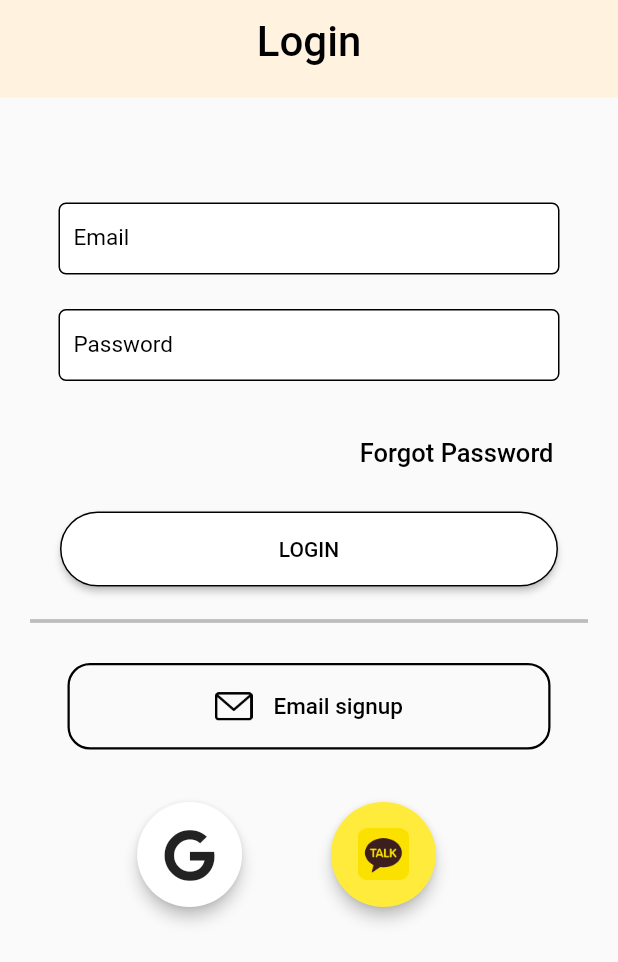
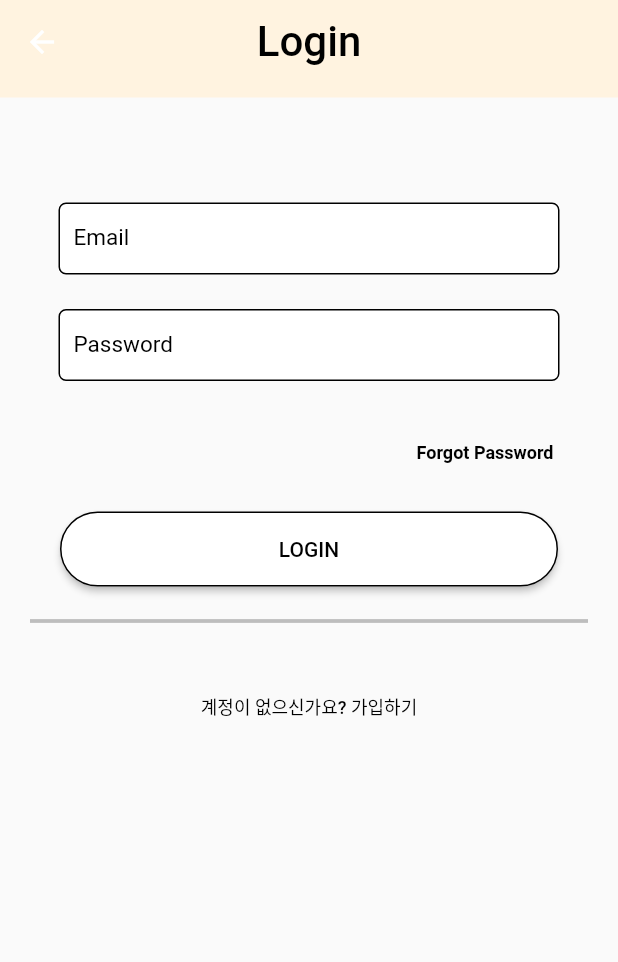
Before and after one commit to lyoung09/forfor, a Flutter app: the Login screen opened by its route, on a phone screen of 412 x 824 dp. Shown: the top 962 px of the screen. Run offline on Flutter 3.47's test engine with Material 2 defaults, Android fonts, the phone set to English and light mode, and no system bars; our stand-ins replace bubble, cloud_firestore, custom_radio_grouped_button, device_info, email_validator, firebase_auth and 12 more; missing offline and left inert: country_list_pick, gender_picker, intrinsic_grid_view, kakao_flutter_sdk, multi_select_item, slide_drawer; accounts and stored records are empty; Roboto replaces fonts that are missing (nanumB).

Commit message:
0930 android

```diff
--- a/forfor/lib/login/controller/bind/authbinding.dart
+++ b/forfor/lib/login/controller/bind/authbinding.dart
@@ -5,7 +5,7 @@ import 'package:get/get.dart';
 class AuthBinding extends Bindings {
   @override
   void dependencies() {
-    Get.put<AuthController>(AuthController(), permanent: true);
-    Get.put<UserController>(UserController(), permanent: true);
+    Get.put<AuthController>(AuthController());
+    Get.put<UserController>(UserController());
   }
 }
--- a/forfor/lib/login/controller/bind/authcontroller.dart
+++ b/forfor/lib/login/controller/bind/authcontroller.dart
@@ -10,6 +10,7 @@ import 'package:forfor/login/screen/hopeInfo.dart';
 import 'package:forfor/login/screen/userInfo.dart';
 import 'package:forfor/model/user.dart';
 import 'package:forfor/service/userdatabase.dart';
+import 'package:forfor/widget/loading.dart';
 import 'package:get/get.dart';
 import 'package:google_sign_in/google_sign_in.dart';
 import 'package:kakao_flutter_sdk/auth.dart';
@@ -29,7 +30,7 @@ class AuthController extends GetxController {
   late List<dynamic> list;
   GoogleSignIn googleSignIn = GoogleSignIn(scopes: ['email']);
   Rxn<User> _user = Rxn<User>();
-
+  late DocumentSnapshot ds;
   User? get user => _user.value;
   String? errorType;
   @override
@@ -184,7 +185,6 @@ class AuthController extends GetxController {
 
   issueAccessToken(String authCode) async {
     try {
-      print("11");
       var token = await AuthApi.instance.issueAccessToken(authCode);
 
       AccessTokenStore.instance.toStore(token);
@@ -201,7 +201,6 @@ class AuthController extends GetxController {
 
         Get.to(() => BottomNavigation());
       } else {
-        print("44");
         await _auth.createUserWithEmailAndPassword(
             email: userKakao.kakaoAccount?.email ?? "",
             password: "kakaologinuser");
@@ -339,7 +338,7 @@ class AuthController extends GetxController {
   logoutUser() async {
     try {
       await _auth.signOut();
-
+      await googleSignIn.signOut();
       await kakaotalUser.UserApi.instance.logout();
       Get.find<UserController>().clear();
     } catch (e) {}
--- a/forfor/lib/login/screen/hopeInfo.dart
+++ b/forfor/lib/login/screen/hopeInfo.dart
@@ -91,7 +91,10 @@ class _HopeInfomationState extends State<HopeInfomation>
           stream: FirebaseFirestore.instance.collection('category').snapshots(),
           builder: (context, AsyncSnapshot<QuerySnapshot> snapshot) {
             if (!snapshot.hasData) {
-              return Center(child: CircularProgressIndicator());
+              return Center(
+                  child: CircularProgressIndicator(
+                color: Colors.orange[50],
+              ));
             } else {
               return Column(
                 children: [
--- a/forfor/lib/login/screen/login_main.dart
+++ b/forfor/lib/login/screen/login_main.dart
@@ -30,21 +30,16 @@ class Login extends GetWidget<AuthController> {
   Widget build(BuildContext context) {
     var width = MediaQuery.of(context).size.width;
     var height = MediaQuery.of(context).size.height;
-    return WillPopScope(
-      onWillPop: _willPopCallback,
-      child: Scaffold(
+    return Scaffold(
       appBar: PreferredSize(
         preferredSize: Size.fromHeight(65.0),
         child: AppBar(
           centerTitle: true,
           backgroundColor: Colors.orange[50],
-            automaticallyImplyLeading: false,
           title: Text(
             "Login",
             style: TextStyle(
-                  fontWeight: FontWeight.w500,
-                  color: Colors.black,
-                  fontSize: 28),
+                fontWeight: FontWeight.w500, color: Colors.black, fontSize: 28),
           ),
           actions: [],
         ),
@@ -157,8 +152,8 @@ class Login extends GetWidget<AuthController> {
               child: Text(
                 "Forgot Password",
                 style: TextStyle(
-                    fontSize: 17.0,
-                    fontWeight: FontWeight.w500,
+                  fontSize: 12.0,
+                  fontWeight: FontWeight.w700,
                   color: Colors.black,
                 ),
               ),
@@ -191,8 +186,8 @@ class Login extends GetWidget<AuthController> {
                                 child: Text('OK'),
                                 onPressed: () {
                                   Navigator.of(context).pop();
-                                    controller.resetPassword(
-                                        _emailControl.text.trim());
+                                  controller
+                                      .resetPassword(_emailControl.text.trim());
                                 },
                               ),
                               FlatButton(
@@ -256,55 +251,73 @@ class Login extends GetWidget<AuthController> {
               child: Container(
                 width: MediaQuery.of(context).size.width * 0.6,
                 height: MediaQuery.of(context).size.height * 0.07,
-                  decoration: BoxDecoration(
-                    border: Border.all(
-                      color: Colors.black,
-                      width: 1.5,
-                    ),
-                    borderRadius: BorderRadius.all(Radius.circular(
-                            15.0) //                 <--- border radius here
-                        ),
-                  ),
-                  child: Row(
-                      mainAxisAlignment: MainAxisAlignment.center,
-                      children: [
-                        Image.asset(
-                          "assets/icon/email.png",
-                          height: 25.0,
-                        ),
-                        Padding(padding: EdgeInsets.symmetric(horizontal: 7.0)),
-                        Text(
-                          'Email signup',
+                child: Center(
+                  child: Text(
+                    '계정이 없으신가요? 가입하기',
+
                     style: TextStyle(
                         color: Colors.black,
-                              fontSize: 15.0,
+                        fontSize: 12.0,
                         fontWeight: FontWeight.w500,
                         fontFamily: 'nanumB'),
-                        )
-                      ]),
+
+                    // child: Row(
+
+                    //     mainAxisAlignment: MainAxisAlignment.center,
+
+                    //     children: [
+
+                    //       Image.asset(
+
+                    //         "assets/icon/email.png",
+
+                    //         height: 25.0,
+
+                    //       ),
+
+                    //       Padding(padding: EdgeInsets.symmetric(horizontal: 7.0)),
+
+                    //       Text(
+
+                    //         'Email signup',
+
+                    //         style: TextStyle(
+
+                    //             color: Colors.black,
+
+                    //             fontSize: 15.0,
+
+                    //             fontWeight: FontWeight.w500,
+
+                    //             fontFamily: 'nanumB'),
+
+                    //       )
+
+                    //     ]),
                   ),
                 ),
               ),
-            SizedBox(height: 35.0),
-            Center(
-              child: Container(
-                width: MediaQuery.of(context).size.width,
-                child: Row(
-                  children: <Widget>[
-                    SizedBox(
-                      width: width * 0.2,
             ),
-                    GoogleButton(),
-                    SizedBox(
-                      width: width * 0.1,
-                    ),
-                    KaKaoButton(),
+            // SizedBox(height: 35.0),
+            // Center(
+            //   child: Container(
+            //     width: MediaQuery.of(context).size.width,
+            //     child: Row(
+            //       children: <Widget>[
+            //         SizedBox(
+            //           width: width * 0.2,
+            //         ),
+            //         GoogleButton(),
+            //         SizedBox(
+            //           width: width * 0.1,
+            //         ),
+            //         KaKaoButton(),
+            //       ],
+            //     ),
+            //   ),
+            // ),
+          )
         ],
-                ),
-              ),
-            ),
-          ],
-        ),
       ),
     );
   }
--- a/forfor/lib/login/widget/button/signupButton/googlebutton.dart
+++ b/forfor/lib/login/widget/button/signupButton/googlebutton.dart
@@ -4,6 +4,7 @@ import 'package:font_awesome_flutter/font_awesome_flutter.dart';
 import 'package:forfor/home/bottom_navigation.dart';
 import 'package:forfor/login/controller/bind/authcontroller.dart';
 import 'package:forfor/login/controller/bind/usercontroller.dart';
+import 'package:forfor/widget/loading.dart';
 import 'package:get/get.dart';
 import 'package:google_sign_in/google_sign_in.dart';
 
```
Also changed, not shown: forfor/lib/bottomScreen/buddy/invitePeopleScreen.dart (+7 -7 lines), forfor/lib/bottomScreen/profile/my_profile.dart (+21 -19 lines), forfor/lib/bottomScreen/profile/settings.dart (+4 -3 lines), forfor/lib/login/screen/show.dart (added, +119 -0 lines), forfor/lib/login/screen/sigup_main.dart (+31 -14 lines), forfor/lib/login/widget/button/signupButton/kakaobutton.dart (+10 -2 lines), forfor/lib/main.dart (+72 -22 lines), forfor/lib/widget/loading.dart (added, +15 -0 lines). Lines whose indentation alone changed are shown as unchanged.
